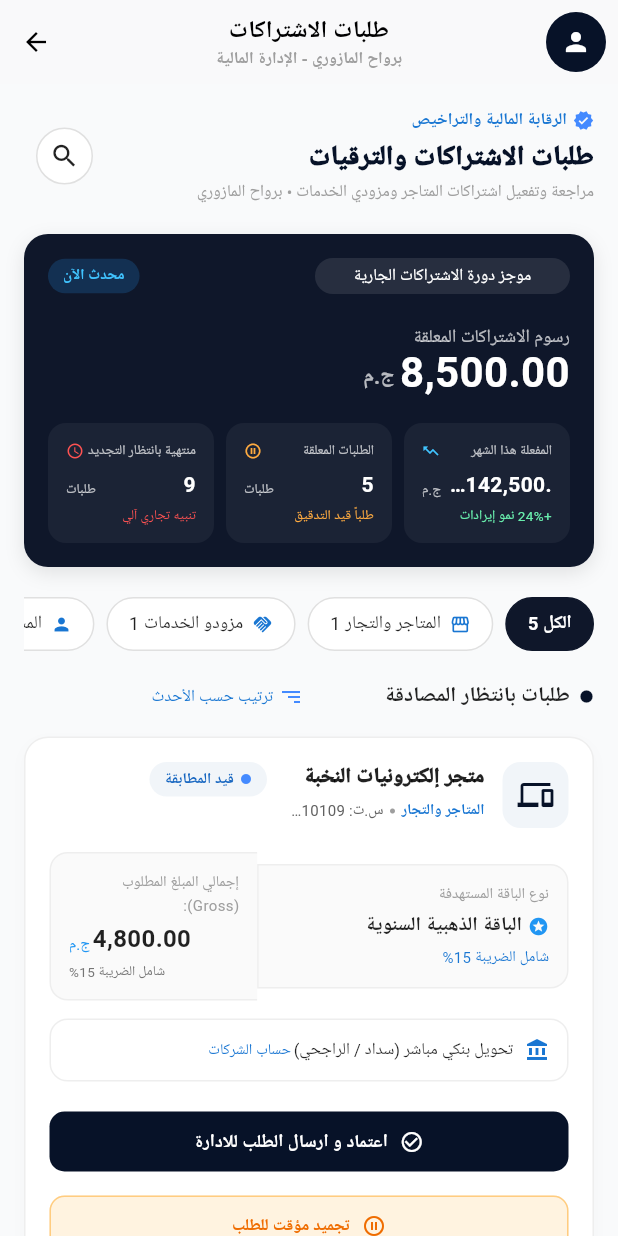
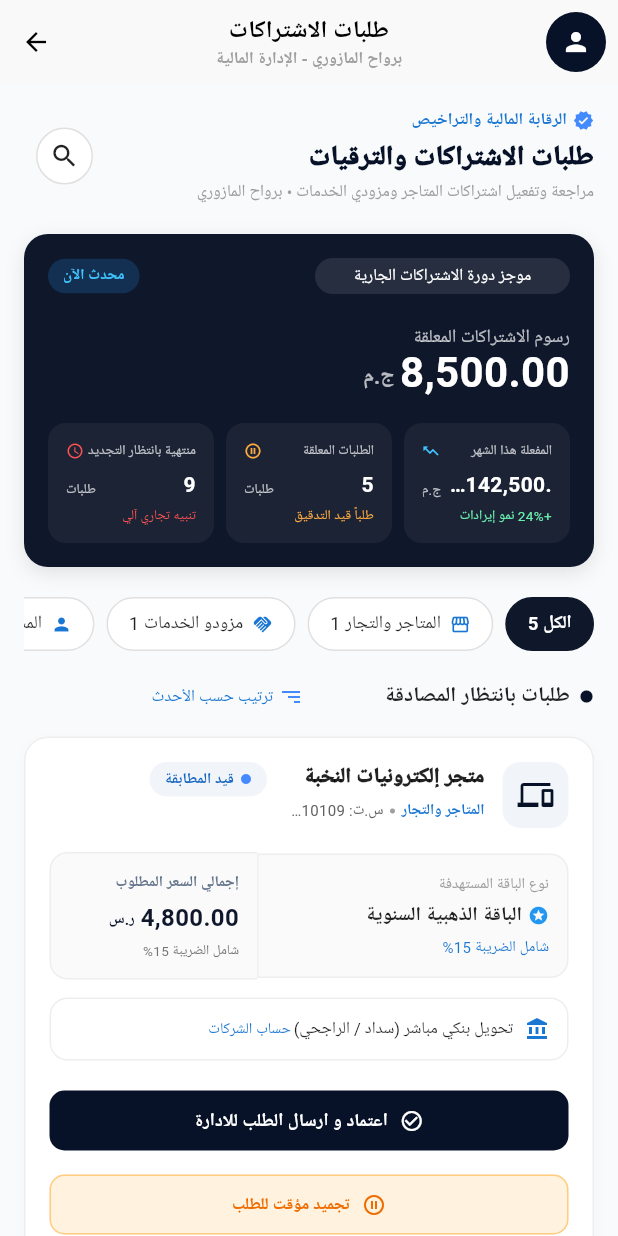
Before and after one commit to codeaurasol2000-lang/borwah-mng, a Flutter app: the SubscriptionsScreen screen opened directly, on a phone screen of 412 x 824 dp. Run offline on Flutter 3.47's test engine with Material 3 defaults, Android fonts, the phone set to English and light mode, and no system bars; our stand-ins replace dartz, equatable, flutter_bloc, get_it, shared_preferences; accounts and stored records are empty; Roboto replaces fonts that are missing (Cairo).

Commit message:
repaire error

```diff
--- a/lib/features/presentation/screens/finance_dashboard_screen.dart
+++ b/lib/features/presentation/screens/finance_dashboard_screen.dart
@@ -66,8 +66,7 @@ class _FinanceDashboardScreenState extends State<FinanceDashboardScreen> {
       create: (_) => FinanceDashboardCubit(getFinanceSummaryUseCase: sl())
         ..loadDashboardData(),
       child: Directionality(
-        textDirection:
-            l10n.localeName == 'ar' ? TextDirection.rtl : TextDirection.ltr,
+        textDirection: TextDirection.rtl,
         child: FinanceSwipeNavigation(
           currentIndex: 4,
           child: Scaffold(
--- a/lib/features/presentation/screens/subscriptions_screen.dart
+++ b/lib/features/presentation/screens/subscriptions_screen.dart
@@ -977,18 +977,17 @@ class _SubscriptionsScreenState extends State<SubscriptionsScreen> {
                         left: BorderSide(color: Color(0xFFEEEEEE))),
                   ),
                   child: Column(
-                    crossAxisAlignment: CrossAxisAlignment.end,
+                    crossAxisAlignment: CrossAxisAlignment.start,
                     children: [
-                      Text(
-                          isAutoReady
-                              ? l10n.availableBalance
-                              : l10n.grossAmount,
-                          style: const TextStyle(
-                              fontSize: 10, color: Colors.grey)),
+                      const Text(
+                        'إجمالي السعر المطلوب',
+                        style: TextStyle(
+                            fontSize: 10, color: AppColors.textSecondary, fontWeight: FontWeight.w600),
+                      ),
                       const SizedBox(height: 4),
                       Row(
-                        mainAxisAlignment: MainAxisAlignment.end,
-                        crossAxisAlignment: CrossAxisAlignment.end,
+                        crossAxisAlignment: CrossAxisAlignment.baseline,
+                        textBaseline: TextBaseline.alphabetic,
                         children: [
                           Flexible(
                             child: Text(
@@ -997,23 +996,24 @@ class _SubscriptionsScreenState extends State<SubscriptionsScreen> {
                               style: const TextStyle(
                                   fontSize: 16,
                                   fontWeight: FontWeight.bold,
-                                    color: Colors.black87),
+                                  color: AppColors.primaryExtraDark),
                               maxLines: 1,
-                                overflow: TextOverflow.ellipsis),
+                              overflow: TextOverflow.ellipsis,
                             ),
-                          const SizedBox(width: 2),
-                          Text(l10n.currencySar,
-                              style: const TextStyle(
-                                  fontSize: 10, color: Colors.blue)),
+                          ),
+                          const SizedBox(width: 4),
+                          const Text('ر.س',
+                              style: TextStyle(
+                                  fontSize: 10, color: AppColors.primaryDark, fontWeight: FontWeight.bold)),
                         ],
                       ),
                       const SizedBox(height: 4),
                       Text(
                         isAutoReady
-                            ? l10n.sufficientWalletBalance
-                            : l10n.taxInclusive15,
-                        style:
-                            TextStyle(fontSize: 9, color: Colors.grey.shade600),
+                            ? 'رصيد كافي بالمحفظة'
+                            : 'شامل الضريبة 15%',
+                        style: TextStyle(
+                            fontSize: 9, color: isAutoReady ? AppColors.success : Colors.grey.shade600),
                       ),
                     ],
                   ),
```
Also changed, not shown: lib/features/presentation/screens/merchant_withdrawals_screen.dart (+9 -14 lines), lib/features/presentation/screens/supervisor_withdrawals_screen.dart (+9 -14 lines), lib/features/presentation/widgets/finance_navigation.dart (+20 -8 lines). Lines whose indentation alone changed are shown as unchanged.
